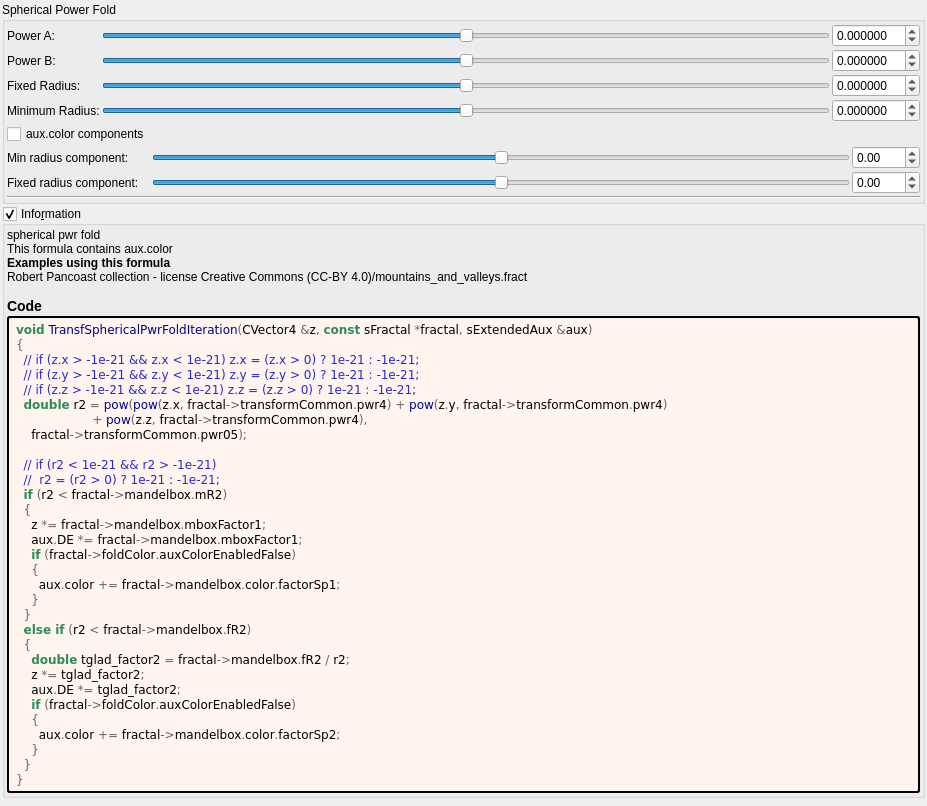
Above: mandelbulber2/formula/ui/fractal_transf_spherical_pwr_fold.ui from buddhi1980/mandelbulber2 before the change. Below: the same form after it.
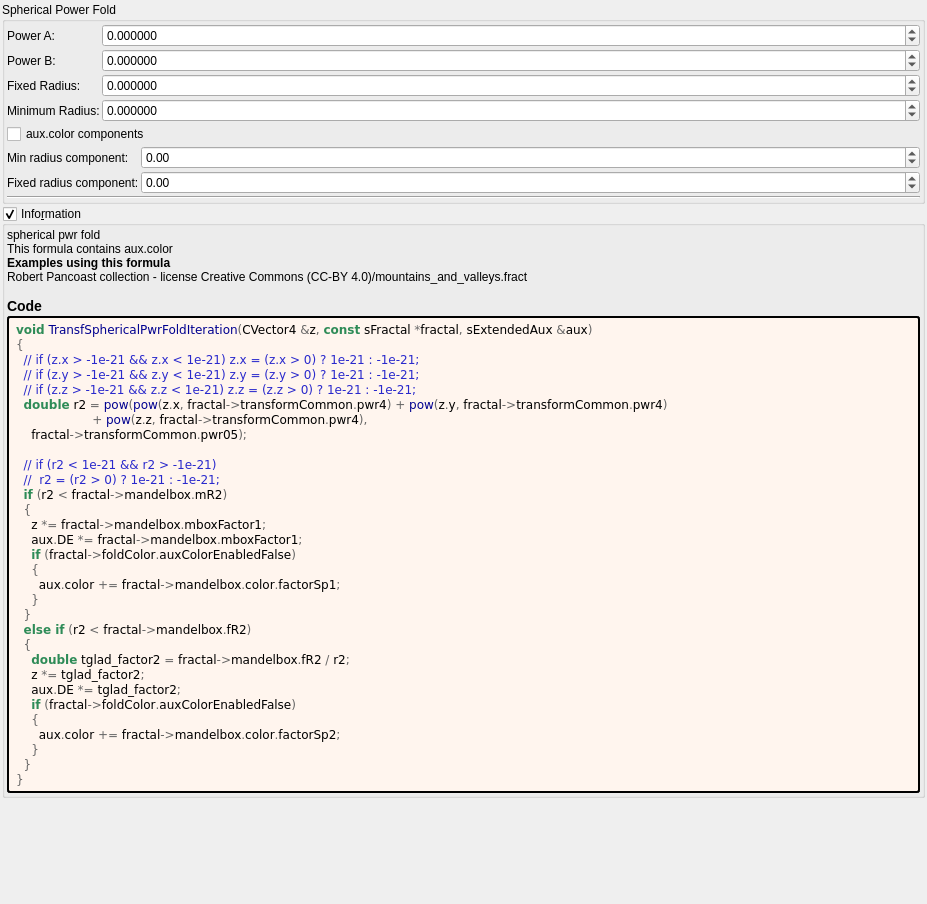
That is the form after the change. Custom widgets are drawn as their Qt base class.

Commit message: Fished cleaning up of all formula UI

Patch:
```diff
--- a/mandelbulber2/formula/ui/fractal_transf_spherical_pwr_fold.ui
+++ b/mandelbulber2/formula/ui/fractal_transf_spherical_pwr_fold.ui
@@ -7,7 +7,7 @@
     <x>0</x>
     <y>0</y>
     <width>927</width>
-    <height>806</height>
+    <height>904</height>
    </rect>
   </property>
   <property name="windowTitle">
@@ -54,95 +54,42 @@
        <number>2</number>
       </property>
       <item>
-       <layout class="QGridLayout" name="gridLayout_15">
+       <layout class="QGridLayout" name="gridLayout_15" columnstretch="0,1">
         <property name="spacing">
          <number>2</number>
         </property>
-        <item row="3" column="2">
-         <widget class="MyDoubleSpinBox" name="spinbox_mandelbox_folding_min_radius">
-          <property name="sizePolicy">
-           <sizepolicy hsizetype="Minimum" vsizetype="Maximum">
-            <horstretch>0</horstretch>
-            <verstretch>0</verstretch>
-           </sizepolicy>
-          </property>
-          <property name="prefix">
-           <string/>
-          </property>
-          <property name="suffix">
-           <string/>
-          </property>
-          <property name="decimals">
-           <number>6</number>
-          </property>
-          <property name="minimum">
-           <double>-99.989999999999995</double>
-          </property>
-          <property name="maximum">
-           <double>99.989999999999995</double>
-          </property>
-          <property name="singleStep">
-           <double>0.100000000000000</double>
-          </property>
-         </widget>
-        </item>
-        <item row="2" column="2">
-         <widget class="MyDoubleSpinBox" name="spinbox_mandelbox_folding_fixed_radius">
-          <property name="sizePolicy">
-           <sizepolicy hsizetype="Minimum" vsizetype="Maximum">
-            <horstretch>0</horstretch>
-            <verstretch>0</verstretch>
-           </sizepolicy>
-          </property>
-          <property name="prefix">
-           <string/>
-          </property>
-          <property name="suffix">
-           <string/>
-          </property>
-          <property name="decimals">
-           <number>6</number>
-          </property>
-          <property name="minimum">
-           <double>-99.989999999999995</double>
-          </property>
-          <property name="maximum">
-           <double>99.989999999999995</double>
-          </property>
-          <property name="singleStep">
-           <double>0.100000000000000</double>
-          </property>
-         </widget>
-        </item>
-        <item row="2" column="0">
-         <widget class="QLabel" name="label_5">
+        <item row="0" column="0">
+         <widget class="QLabel" name="label_358">
           <property name="text">
-           <string>Fixed Radius:</string>
+           <string>Power A:</string>
           </property>
          </widget>
         </item>
-        <item row="2" column="1">
-         <widget class="QSlider" name="slider_mandelbox_folding_fixed_radius">
+        <item row="0" column="1">
+         <widget class="MyDoubleSpinBox" name="spinbox_transf_pwr_4">
           <property name="sizePolicy">
-           <sizepolicy hsizetype="Expanding" vsizetype="Maximum">
+           <sizepolicy hsizetype="Minimum" vsizetype="Maximum">
             <horstretch>0</horstretch>
             <verstretch>0</verstretch>
            </sizepolicy>
           </property>
+          <property name="prefix">
+           <string/>
+          </property>
+          <property name="suffix">
+           <string/>
+          </property>
+          <property name="decimals">
+           <number>6</number>
+          </property>
           <property name="minimum">
-           <number>-5000000</number>
+           <double>-99.989999999999995</double>
           </property>
           <property name="maximum">
-           <number>5000000</number>
+           <double>99.989999999999995</double>
           </property>
-          <property name="value">
-           <number>0</number>
-          </property>
-          <property name="sliderPosition">
-           <number>0</number>
-          </property>
-          <property name="orientation">
-           <enum>Qt::Horizontal</enum>
+          <property name="singleStep">
+           <double>0.100000000000000</double>
           </property>
          </widget>
         </item>
@@ -154,77 +101,8 @@
          </widget>
         </item>
         <item row="3" column="1">
-         <widget class="QSlider" name="slider_mandelbox_folding_min_radius">
+         <widget class="MyDoubleSpinBox" name="spinbox_mandelbox_folding_min_radius">
           <property name="sizePolicy">
-           <sizepolicy hsizetype="Expanding" vsizetype="Maximum">
-            <horstretch>0</horstretch>
-            <verstretch>0</verstretch>
-           </sizepolicy>
-          </property>
-          <property name="minimum">
-           <number>-5000000</number>
-          </property>
-          <property name="maximum">
-           <number>5000000</number>
-          </property>
-          <property name="value">
-           <number>0</number>
-          </property>
-          <property name="sliderPosition">
-           <number>0</number>
-          </property>
-          <property name="orientation">
-           <enum>Qt::Horizontal</enum>
-          </property>
-         </widget>
-        </item>
-        <item row="0" column="1">
-         <widget class="QSlider" name="slider_transf_pwr_4">
-          <property name="sizePolicy">
-           <sizepolicy hsizetype="Preferred" vsizetype="Preferred">
-            <horstretch>0</horstretch>
-            <verstretch>0</verstretch>
-           </sizepolicy>
-          </property>
-          <property name="minimum">
-           <number>-5000000</number>
-          </property>
-          <property name="maximum">
-           <number>5000000</number>
-          </property>
-          <property name="singleStep">
-           <number>1</number>
-          </property>
-          <property name="orientation">
-           <enum>Qt::Horizontal</enum>
-          </property>
-         </widget>
-        </item>
-        <item row="1" column="1">
-         <widget class="QSlider" name="slider_transf_pwr_05">
-          <property name="sizePolicy">
-           <sizepolicy hsizetype="Preferred" vsizetype="Preferred">
-            <horstretch>0</horstretch>
-            <verstretch>0</verstretch>
-           </sizepolicy>
-          </property>
-          <property name="minimum">
-           <number>-5000000</number>
-          </property>
-          <property name="maximum">
-           <number>5000000</number>
-          </property>
-          <property name="singleStep">
-           <number>1</number>
-          </property>
-          <property name="orientation">
-           <enum>Qt::Horizontal</enum>
-          </property>
-         </widget>
-        </item>
-        <item row="0" column="2">
-         <widget class="MyDoubleSpinBox" name="spinbox_transf_pwr_4">
-          <property name="sizePolicy">
            <sizepolicy hsizetype="Minimum" vsizetype="Maximum">
             <horstretch>0</horstretch>
             <verstretch>0</verstretch>
@@ -250,38 +128,10 @@
           </property>
          </widget>
         </item>
-        <item row="1" column="2">
-         <widget class="MyDoubleSpinBox" name="spinbox_transf_pwr_05">
-          <property name="sizePolicy">
-           <sizepolicy hsizetype="Minimum" vsizetype="Maximum">
-            <horstretch>0</horstretch>
-            <verstretch>0</verstretch>
-           </sizepolicy>
-          </property>
-          <property name="prefix">
-           <string/>
-          </property>
-          <property name="suffix">
-           <string/>
-          </property>
-          <property name="decimals">
-           <number>6</number>
-          </property>
-          <property name="minimum">
-           <double>-99.989999999999995</double>
-          </property>
-          <property name="maximum">
-           <double>99.989999999999995</double>
-          </property>
-          <property name="singleStep">
-           <double>0.100000000000000</double>
-          </property>
-         </widget>
-        </item>
-        <item row="0" column="0">
-         <widget class="QLabel" name="label_358">
+        <item row="2" column="0">
+         <widget class="QLabel" name="label_5">
           <property name="text">
-           <string>Power A:</string>
+           <string>Fixed Radius:</string>
           </property>
          </widget>
         </item>
@@ -292,63 +142,69 @@
           </property>
          </widget>
         </item>
+        <item row="1" column="1">
+         <widget class="MyDoubleSpinBox" name="spinbox_transf_pwr_05">
+          <property name="sizePolicy">
+           <sizepolicy hsizetype="Minimum" vsizetype="Maximum">
+            <horstretch>0</horstretch>
+            <verstretch>0</verstretch>
+           </sizepolicy>
+          </property>
+          <property name="prefix">
+           <string/>
+          </property>
+          <property name="suffix">
+           <string/>
+          </property>
+          <property name="decimals">
+           <number>6</number>
+          </property>
+          <property name="minimum">
+           <double>-99.989999999999995</double>
+          </property>
+          <property name="maximum">
+           <double>99.989999999999995</double>
+          </property>
+          <property name="singleStep">
+           <double>0.100000000000000</double>
+          </property>
+         </widget>
+        </item>
+        <item row="2" column="1">
+         <widget class="MyDoubleSpinBox" name="spinbox_mandelbox_folding_fixed_radius">
+          <property name="sizePolicy">
+           <sizepolicy hsizetype="Minimum" vsizetype="Maximum">
+            <horstretch>0</horstretch>
+            <verstretch>0</verstretch>
+           </sizepolicy>
+          </property>
+          <property name="prefix">
+           <string/>
+          </property>
+          <property name="suffix">
+           <string/>
+          </property>
+          <property name="decimals">
+           <number>6</number>
+          </property>
+          <property name="minimum">
+           <double>-99.989999999999995</double>
+          </property>
+          <property name="maximum">
+           <double>99.989999999999995</double>
+          </property>
+          <property name="singleStep">
+           <double>0.100000000000000</double>
+          </property>
+         </widget>
+        </item>
        </layout>
       </item>
       <item>
-       <layout class="QGridLayout" name="gridLayout_6">
+       <layout class="QGridLayout" name="gridLayout_6" columnstretch="0,1">
         <property name="spacing">
          <number>2</number>
         </property>
-        <item row="1" column="2">
-         <widget class="MyDoubleSpinBox" name="spinbox_mandelbox_color_Sp1">
-          <property name="sizePolicy">
-           <sizepolicy hsizetype="Minimum" vsizetype="Maximum">
-            <horstretch>0</horstretch>
-            <verstretch>0</verstretch>
-           </sizepolicy>
-          </property>
-          <property name="prefix">
-           <string/>
-          </property>
-          <property name="suffix">
-           <string/>
-          </property>
-          <property name="decimals">
-           <number>2</number>
-          </property>
-          <property name="minimum">
-           <double>-100.000000000000000</double>
-          </property>
-          <property name="maximum">
-           <double>100.000000000000000</double>
-          </property>
-          <property name="singleStep">
-           <double>0.100000000000000</double>
-          </property>
-         </widget>
-        </item>
-        <item row="1" column="1">
-         <widget class="QSlider" name="slider_mandelbox_color_Sp1">
-          <property name="sizePolicy">
-           <sizepolicy hsizetype="Expanding" vsizetype="Maximum">
-            <horstretch>0</horstretch>
-            <verstretch>0</verstretch>
-           </sizepolicy>
-          </property>
-          <property name="minimum">
-           <number>-500</number>
-          </property>
-          <property name="maximum">
-           <number>500</number>
-          </property>
-          <property name="singleStep">
-           <number>1</number>
-          </property>
-          <property name="orientation">
-           <enum>Qt::Horizontal</enum>
-          </property>
-         </widget>
-        </item>
         <item row="1" column="0">
          <widget class="QLabel" name="label_28">
           <property name="text">
@@ -356,56 +212,6 @@
           </property>
          </widget>
         </item>
-        <item row="2" column="2">
-         <widget class="MyDoubleSpinBox" name="spinbox_mandelbox_color_Sp2">
-          <property name="sizePolicy">
-           <sizepolicy hsizetype="Minimum" vsizetype="Maximum">
-            <horstretch>0</horstretch>
-            <verstretch>0</verstretch>
-           </sizepolicy>
-          </property>
-          <property name="prefix">
-           <string/>
-          </property>
-          <property name="suffix">
-           <string/>
-          </property>
-          <property name="decimals">
-           <number>2</number>
-          </property>
-          <property name="minimum">
-           <double>-100.000000000000000</double>
-          </property>
-          <property name="maximum">
-           <double>100.000000000000000</double>
-          </property>
-          <property name="singleStep">
-           <double>0.100000000000000</double>
-          </property>
-         </widget>
-        </item>
-        <item row="2" column="1">
-         <widget class="QSlider" name="slider_mandelbox_color_Sp2">
-          <property name="sizePolicy">
-           <sizepolicy hsizetype="Expanding" vsizetype="Maximum">
-            <horstretch>0</horstretch>
-            <verstretch>0</verstretch>
-           </sizepolicy>
-          </property>
-          <property name="minimum">
-           <number>-500</number>
-          </property>
-          <property name="maximum">
-           <number>500</number>
-          </property>
-          <property name="singleStep">
-           <number>1</number>
-          </property>
-          <property name="orientation">
-           <enum>Qt::Horizontal</enum>
-          </property>
-         </widget>
-        </item>
         <item row="2" column="0">
          <widget class="QLabel" name="label_29">
           <property name="text">
@@ -413,7 +219,63 @@
           </property>
          </widget>
         </item>
-        <item row="0" column="0">
+        <item row="2" column="1">
+         <widget class="MyDoubleSpinBox" name="spinbox_mandelbox_color_Sp2">
+          <property name="sizePolicy">
+           <sizepolicy hsizetype="Minimum" vsizetype="Maximum">
+            <horstretch>0</horstretch>
+            <verstretch>0</verstretch>
+           </sizepolicy>
+          </property>
+          <property name="prefix">
+           <string/>
+          </property>
+          <property name="suffix">
+           <string/>
+          </property>
+          <property name="decimals">
+           <number>2</number>
+          </property>
+          <property name="minimum">
+           <double>-100.000000000000000</double>
+          </property>
+          <property name="maximum">
+           <double>100.000000000000000</double>
+          </property>
+          <property name="singleStep">
+           <double>0.100000000000000</double>
+          </property>
+         </widget>
+        </item>
+        <item row="1" column="1">
+         <widget class="MyDoubleSpinBox" name="spinbox_mandelbox_color_Sp1">
+          <property name="sizePolicy">
+           <sizepolicy hsizetype="Minimum" vsizetype="Maximum">
+            <horstretch>0</horstretch>
+            <verstretch>0</verstretch>
+           </sizepolicy>
+          </property>
+          <property name="prefix">
+           <string/>
+          </property>
+          <property name="suffix">
+           <string/>
+          </property>
+          <property name="decimals">
+           <number>2</number>
+          </property>
+          <property name="minimum">
+           <double>-100.000000000000000</double>
+          </property>
+          <property name="maximum">
+           <double>100.000000000000000</double>
+          </property>
+          <property name="singleStep">
+           <double>0.100000000000000</double>
+          </property>
+         </widget>
+        </item>
+        <item row="0" column="0" colspan="2">
          <widget class="QCheckBox" name="checkBox_fold_color_aux_color_enabled_false">
           <property name="text">
            <string notr="true">aux.color components</string>
@@ -548,17 +410,17 @@
   </layout>
  </widget>
  <customwidgets>
+  <customwidget>
+   <class>MyDoubleSpinBox</class>
+   <extends>QDoubleSpinBox</extends>
+   <header>my_double_spin_box.h</header>
+  </customwidget>
   <customwidget>
    <class>MyGroupBox</class>
    <extends>QGroupBox</extends>
    <header>my_group_box.h</header>
    <container>1</container>
   </customwidget>
-  <customwidget>
-   <class>MyDoubleSpinBox</class>
-   <extends>QDoubleSpinBox</extends>
-   <header>my_double_spin_box.h</header>
-  </customwidget>
  </customwidgets>
  <tabstops>
   <tabstop>slider_transf_pwr_4</tabstop>
```
Left out of the diff: 6 changed lines with no effect on the pictures. The commit also changes 7 other files.
